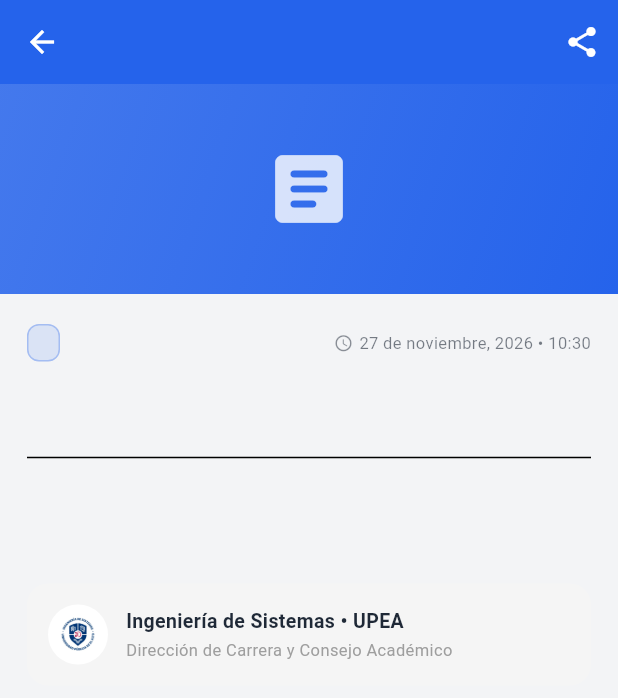
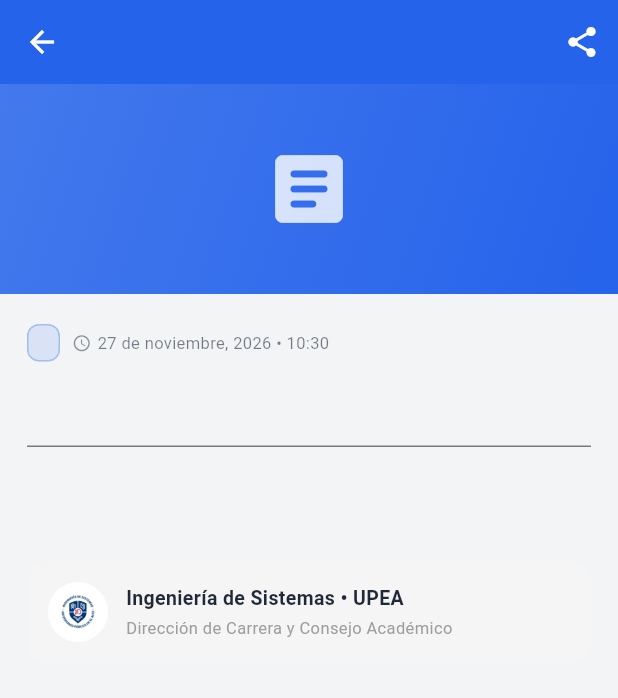
Before and after one commit to anddy-orosco/UPEA-Connect, a Flutter app: the NoticiaDetalleScreen screen opened directly with empty values, on a phone screen of 412 x 824 dp. Shown: the top 698 px of the screen. Run offline on Flutter 3.47's test engine with Material 3 defaults, Android fonts, the phone set to English and light mode, and no system bars; our stand-ins replace audioplayers, cached_network_image, file_picker, flutter_local_notifications, image_picker, lottie and 7 more; missing offline and left inert: home_widget; accounts and stored records are empty; network calls fail; project files that could hold a hidden picture were left out.

Commit message:
fix: overflow en fila de metadatos de noticia_detalle y tarjetas de noticias

```diff
--- a/lib/screens/noticias/noticia_detalle_screen.dart
+++ b/lib/screens/noticias/noticia_detalle_screen.dart
@@ -142,7 +142,10 @@ class _NoticiaDetalleScreenState extends State<NoticiaDetalleScreen> {
                 crossAxisAlignment: CrossAxisAlignment.start,
                 children: [
                   // Metadatos: Categoría, Destacada y Fecha
-                  Row(
+                  Wrap(
+                    spacing: 8,
+                    runSpacing: 8,
+                    crossAxisAlignment: WrapCrossAlignment.center,
                     children: [
                       Container(
                         padding: const EdgeInsets.symmetric(
@@ -164,7 +167,6 @@ class _NoticiaDetalleScreenState extends State<NoticiaDetalleScreen> {
                         ),
                       ),
                       if (n.destacada) ...[
-                        const SizedBox(width: 8),
                         Container(
                           padding: const EdgeInsets.symmetric(
                               horizontal: 8, vertical: 4),
@@ -173,6 +175,7 @@ class _NoticiaDetalleScreenState extends State<NoticiaDetalleScreen> {
                             borderRadius: BorderRadius.circular(8),
                           ),
                           child: Row(
+                            mainAxisSize: MainAxisSize.min,
                             children: [
                               Icon(Icons.star_rounded,
                                   size: 13, color: Colors.amber.shade900),
@@ -189,7 +192,9 @@ class _NoticiaDetalleScreenState extends State<NoticiaDetalleScreen> {
                           ),
                         ),
                       ],
-                      const Spacer(),
+                      Row(
+                        mainAxisSize: MainAxisSize.min,
+                        children: [
                           Icon(
                             Icons.schedule_rounded,
                             size: 13,
@@ -202,6 +207,8 @@ class _NoticiaDetalleScreenState extends State<NoticiaDetalleScreen> {
                               fontSize: 11,
                               color: colorScheme.onSurface.withValues(alpha: 0.6),
                             ),
+                          ),
+                        ],
                       ),
                     ],
                   ),
@@ -247,9 +254,13 @@ class _NoticiaDetalleScreenState extends State<NoticiaDetalleScreen> {
                     ),
                   ],
 
-                  const Padding(
+                  Padding(
                     padding: EdgeInsets.symmetric(vertical: 16.0),
-                    child: Divider(),
+                    child: Divider(
+                      height: 1,
+                      thickness: 1,
+                      color: colorScheme.outlineVariant.withValues(alpha: 0.5),
+                    ),
                   ),
 
                   // Contenido largo de la noticia
```
Also changed, not shown: lib/screens/noticias/noticias_screen.dart (+4 -3 lines). Lines whose indentation alone changed are shown as unchanged.
